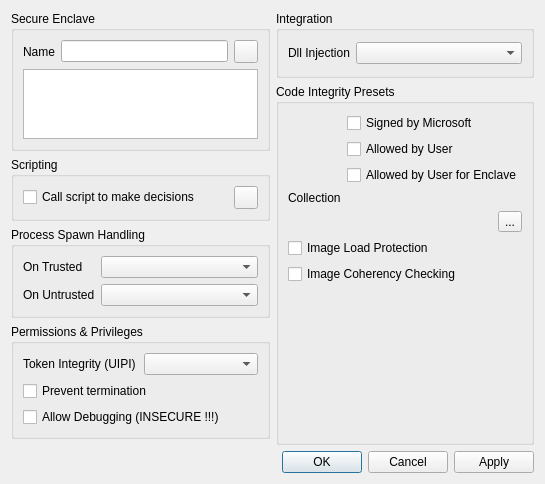
Above: MajorPrivacy/Forms/EnclaveWnd.ui from xanasoft/MajorPrivacy before the change. Below: the same form after it.
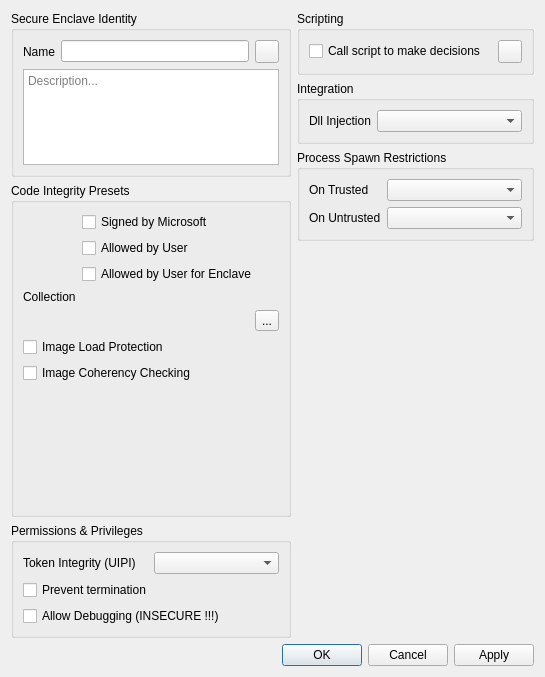
That is the form after the change.

Diff of the .ui file:
```diff
--- a/MajorPrivacy/Forms/EnclaveWnd.ui
+++ b/MajorPrivacy/Forms/EnclaveWnd.ui
@@ -7,50 +7,80 @@
     <x>0</x>
     <y>0</y>
     <width>545</width>
-    <height>452</height>
+    <height>677</height>
    </rect>
   </property>
   <property name="windowTitle">
    <string>Form</string>
   </property>
   <layout class="QGridLayout" name="gridLayout">
-   <item row="4" column="0">
-    <widget class="QGroupBox" name="groupBox_3">
+   <item row="0" column="0">
+    <layout class="QVBoxLayout" name="verticalLayout">
+     <item>
+      <widget class="QGroupBox" name="groupBox">
+       <property name="sizePolicy">
+        <sizepolicy hsizetype="Preferred" vsizetype="Maximum">
+         <horstretch>0</horstretch>
+         <verstretch>0</verstretch>
+        </sizepolicy>
+       </property>
      <property name="title">
-      <string>Permissions &amp;&amp; Privileges</string>
-     </property>
-     <layout class="QGridLayout" name="gridLayout_4">
-      <item row="0" column="0">
-       <widget class="QLabel" name="label_2">
-        <property name="toolTip">
-         <string>Elevate Token Integrity Level, for User Interface Privilege Isolation</string>
-        </property>
-        <property name="text">
-         <string>Token Integrity (UIPI)</string>
-        </property>
-       </widget>
-      </item>
+        <string>Secure Enclave Identity</string>
+       </property>
+       <layout class="QGridLayout" name="gridLayout_2">
       <item row="0" column="1">
-       <widget class="QComboBox" name="cmbLevel"/>
-      </item>
-      <item row="1" column="0" colspan="2">
-       <widget class="QCheckBox" name="chkKeepAlive">
+         <widget class="QLineEdit" name="txtName">
+          <property name="sizePolicy">
+           <sizepolicy hsizetype="Preferred" vsizetype="Fixed">
+            <horstretch>0</horstretch>
+            <verstretch>0</verstretch>
+           </sizepolicy>
+          </property>
+         </widget>
+        </item>
+        <item row="0" column="0">
+         <widget class="QLabel" name="label">
+          <property name="sizePolicy">
+           <sizepolicy hsizetype="Maximum" vsizetype="Preferred">
+            <horstretch>0</horstretch>
+            <verstretch>0</verstretch>
+           </sizepolicy>
+          </property>
         <property name="text">
-         <string>Prevent termination</string>
+           <string>Name</string>
         </property>
        </widget>
       </item>
-      <item row="2" column="0" colspan="2">
-       <widget class="QCheckBox" name="chkAllowDebugging">
+        <item row="0" column="2">
+         <widget class="QToolButton" name="btnIcon">
         <property name="text">
-         <string>Allow Debugging (INSECURE !!!)</string>
+           <string/>
+          </property>
+         </widget>
+        </item>
+        <item row="1" column="0" colspan="3">
+         <widget class="QPlainTextEdit" name="txtInfo">
+          <property name="sizePolicy">
+           <sizepolicy hsizetype="Preferred" vsizetype="Expanding">
+            <horstretch>0</horstretch>
+            <verstretch>0</verstretch>
+           </sizepolicy>
+          </property>
+          <property name="maximumSize">
+           <size>
+            <width>16777215</width>
+            <height>96</height>
+           </size>
+          </property>
+          <property name="placeholderText">
+           <string>Description...</string>
         </property>
        </widget>
       </item>
      </layout>
     </widget>
    </item>
-   <item row="1" column="1" rowspan="6">
+     <item>
     <widget class="QGroupBox" name="groupBox_4">
      <property name="sizePolicy">
       <sizepolicy hsizetype="Preferred" vsizetype="Preferred">
@@ -139,20 +169,47 @@
      </layout>
     </widget>
    </item>
-   <item row="6" column="0">
-    <spacer name="verticalSpacer">
-     <property name="orientation">
-      <enum>Qt::Orientation::Vertical</enum>
-     </property>
-     <property name="sizeHint" stdset="0">
-      <size>
-       <width>20</width>
-       <height>40</height>
-      </size>
-     </property>
-    </spacer>
-   </item>
-   <item row="2" column="0">
+     <item>
+      <widget class="QGroupBox" name="groupBox_3">
+       <property name="title">
+        <string>Permissions &amp;&amp; Privileges</string>
+       </property>
+       <layout class="QGridLayout" name="gridLayout_4">
+        <item row="0" column="0">
+         <widget class="QLabel" name="label_2">
+          <property name="toolTip">
+           <string>Elevate Token Integrity Level, for User Interface Privilege Isolation</string>
+          </property>
+          <property name="text">
+           <string>Token Integrity (UIPI)</string>
+          </property>
+         </widget>
+        </item>
+        <item row="0" column="1">
+         <widget class="QComboBox" name="cmbLevel"/>
+        </item>
+        <item row="1" column="0" colspan="2">
+         <widget class="QCheckBox" name="chkKeepAlive">
+          <property name="text">
+           <string>Prevent termination</string>
+          </property>
+         </widget>
+        </item>
+        <item row="2" column="0" colspan="2">
+         <widget class="QCheckBox" name="chkAllowDebugging">
+          <property name="text">
+           <string>Allow Debugging (INSECURE !!!)</string>
+          </property>
+         </widget>
+        </item>
+       </layout>
+      </widget>
+     </item>
+    </layout>
+   </item>
+   <item row="0" column="1">
+    <layout class="QVBoxLayout" name="verticalLayout_2">
+     <item>
     <widget class="QGroupBox" name="groupBox_5">
      <property name="sizePolicy">
       <sizepolicy hsizetype="Preferred" vsizetype="Maximum">
@@ -181,10 +238,35 @@
      </layout>
     </widget>
    </item>
-   <item row="3" column="0">
+     <item>
+      <widget class="QGroupBox" name="groupBox_6">
+       <property name="title">
+        <string>Integration</string>
+       </property>
+       <layout class="QGridLayout" name="gridLayout_6">
+        <item row="0" column="0">
+         <widget class="QLabel" name="label_3">
+          <property name="sizePolicy">
+           <sizepolicy hsizetype="Maximum" vsizetype="Preferred">
+            <horstretch>0</horstretch>
+            <verstretch>0</verstretch>
+           </sizepolicy>
+          </property>
+          <property name="text">
+           <string>Dll Injection</string>
+          </property>
+         </widget>
+        </item>
+        <item row="0" column="1">
+         <widget class="QComboBox" name="cmbDllMode"/>
+        </item>
+       </layout>
+      </widget>
+     </item>
+     <item>
     <widget class="QGroupBox" name="groupBox_2">
      <property name="title">
-      <string>Process Spawn Handling</string>
+        <string>Process Spawn Restrictions</string>
      </property>
      <layout class="QGridLayout" name="gridLayout_3">
       <item row="0" column="0">
@@ -210,99 +292,28 @@
      </layout>
     </widget>
    </item>
-   <item row="7" column="0" colspan="2">
+     <item>
+      <spacer name="verticalSpacer_3">
+       <property name="orientation">
+        <enum>Qt::Orientation::Vertical</enum>
+       </property>
+       <property name="sizeHint" stdset="0">
+        <size>
+         <width>20</width>
+         <height>40</height>
+        </size>
+       </property>
+      </spacer>
+     </item>
+    </layout>
+   </item>
+   <item row="11" column="0" colspan="2">
     <widget class="QDialogButtonBox" name="buttonBox">
      <property name="standardButtons">
       <set>QDialogButtonBox::StandardButton::Apply|QDialogButtonBox::StandardButton::Cancel|QDialogButtonBox::StandardButton::Ok</set>
      </property>
     </widget>
    </item>
-   <item row="0" column="1">
-    <widget class="QGroupBox" name="groupBox_6">
-     <property name="title">
-      <string>Integration</string>
-     </property>
-     <layout class="QGridLayout" name="gridLayout_6">
-      <item row="0" column="0">
-       <widget class="QLabel" name="label_3">
-        <property name="sizePolicy">
-         <sizepolicy hsizetype="Maximum" vsizetype="Preferred">
-          <horstretch>0</horstretch>
-          <verstretch>0</verstretch>
-         </sizepolicy>
-        </property>
-        <property name="text">
-         <string>Dll Injection</string>
-        </property>
-       </widget>
-      </item>
-      <item row="0" column="1">
-       <widget class="QComboBox" name="cmbDllMode"/>
-      </item>
-     </layout>
-    </widget>
-   </item>
-   <item row="0" column="0" rowspan="2">
-    <widget class="QGroupBox" name="groupBox">
-     <property name="sizePolicy">
-      <sizepolicy hsizetype="Preferred" vsizetype="Maximum">
-       <horstretch>0</horstretch>
-       <verstretch>0</verstretch>
-      </sizepolicy>
-     </property>
-     <property name="title">
-      <string>Secure Enclave</string>
-     </property>
-     <layout class="QGridLayout" name="gridLayout_2">
-      <item row="0" column="1">
-       <widget class="QLineEdit" name="txtName">
-        <property name="sizePolicy">
-         <sizepolicy hsizetype="Preferred" vsizetype="Fixed">
-          <horstretch>0</horstretch>
-          <verstretch>0</verstretch>
-         </sizepolicy>
-        </property>
-       </widget>
-      </item>
-      <item row="0" column="0">
-       <widget class="QLabel" name="label">
-        <property name="sizePolicy">
-         <sizepolicy hsizetype="Maximum" vsizetype="Preferred">
-          <horstretch>0</horstretch>
-          <verstretch>0</verstretch>
-         </sizepolicy>
-        </property>
-        <property name="text">
-         <string>Name</string>
-        </property>
-       </widget>
-      </item>
-      <item row="0" column="2">
-       <widget class="QToolButton" name="btnIcon">
-        <property name="text">
-         <string/>
-        </property>
-       </widget>
-      </item>
-      <item row="1" column="0" colspan="3">
-       <widget class="QPlainTextEdit" name="txtInfo">
-        <property name="sizePolicy">
-         <sizepolicy hsizetype="Preferred" vsizetype="Expanding">
-          <horstretch>0</horstretch>
-          <verstretch>0</verstretch>
-         </sizepolicy>
-        </property>
-        <property name="maximumSize">
-         <size>
-          <width>16777215</width>
-          <height>96</height>
-         </size>
-        </property>
-       </widget>
-      </item>
-     </layout>
-    </widget>
-   </item>
   </layout>
  </widget>
  <resources/>
```
Left out of the diff: 96 changed lines with no effect on the pictures. Lines whose indentation alone changed are shown as unchanged.
